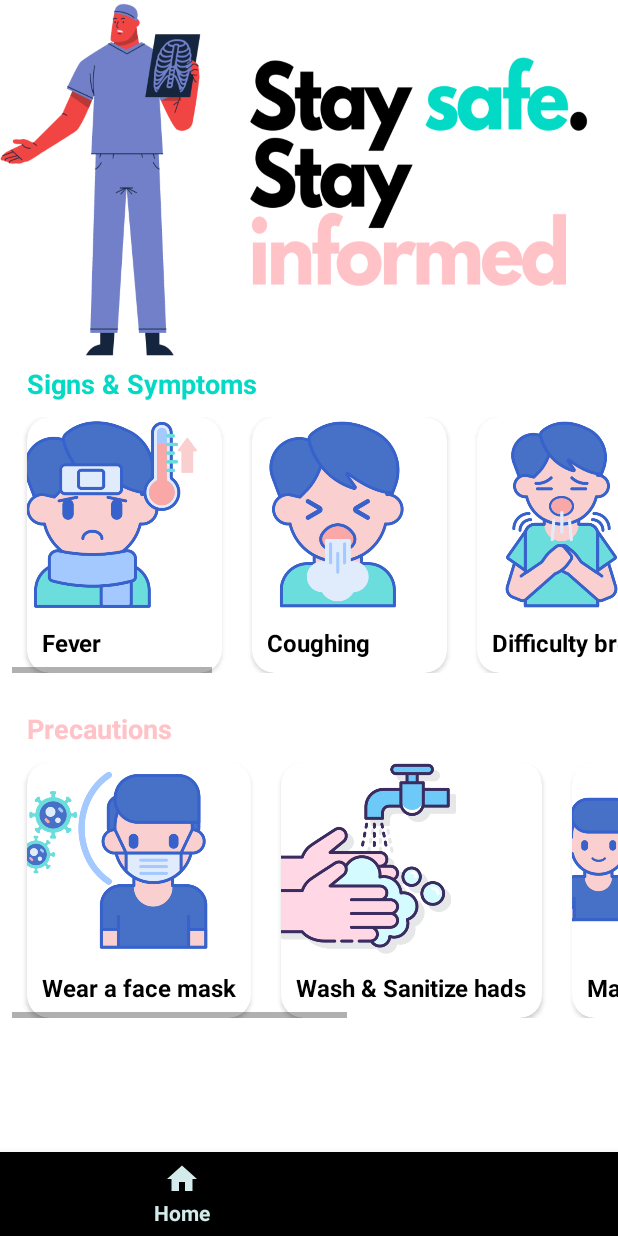
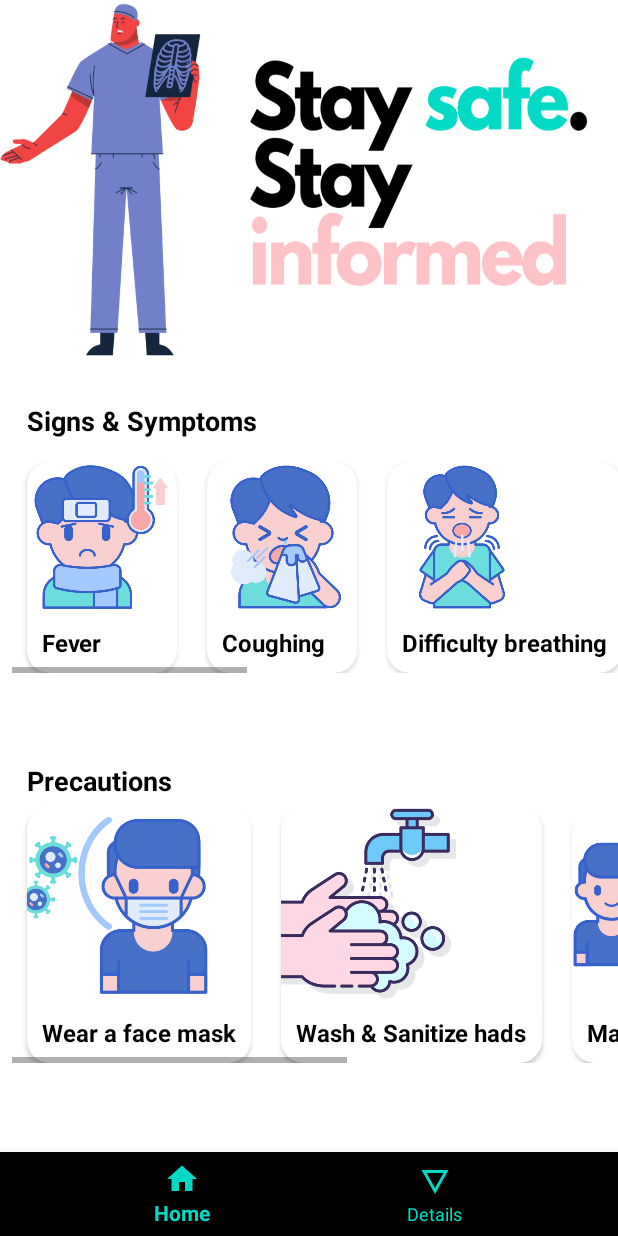
Before and after one commit to BrianaNzivu/Covidtracker, an Android app: the fragment DetailsFragment placed in its activity, on a phone screen of 412 x 824 dp. Run offline under Robolectric (Android 15) with nearby library versions, the phone set to English and light mode, and no system bars; our stand-ins replace ButterKnife, Volley; network calls fail.

Commit message:
Functional bottom navigation bar

```diff
--- a/app/src/main/java/com/example/covid_19/Home.java
+++ b/app/src/main/java/com/example/covid_19/Home.java
@@ -35,10 +35,8 @@ public class Home extends AppCompatActivity {
 
     private BottomNavigationView bottomNavigationView;
 
-    private BottomNavigationView.OnNavigationItemSelectedListener mOnNavigationItemSelectedListener
-            = new BottomNavigationView.OnNavigationItemSelectedListener() {
-        @Override
-        public boolean onNavigationItemSelected(@NonNull MenuItem item) {
+    private BottomNavigationView.OnNavigationItemSelectedListener onNavigationItemSelectedListener
+            = item -> {
                 FragmentManager fragmentManager = getSupportFragmentManager();
                 FragmentTransaction ft = fragmentManager.beginTransaction();
                 switch (item.getItemId()) {
@@ -60,14 +58,17 @@ public class Home extends AppCompatActivity {
 
                 }
                 return false;
-        }
             };
 
     @Override
     protected void onCreate(Bundle savedInstanceState) {
+
         super.onCreate(savedInstanceState);
         setContentView(R.layout.activity_home);
+        BottomNavigationView navView = findViewById(R.id.navView);
 
+
+        navView.setOnNavigationItemSelectedListener(onNavigationItemSelectedListener);
 
         FragmentManager fragmentManager = getSupportFragmentManager();
         FragmentTransaction ft = fragmentManager.beginTransaction();
@@ -75,5 +76,6 @@ public class Home extends AppCompatActivity {
         ft.replace(R.id.container_fragment, home);
         ft.commit();
 
+
     }
 }
--- a/app/src/main/res/layout/activity_home.xml
+++ b/app/src/main/res/layout/activity_home.xml
@@ -26,6 +26,8 @@ android:layout_height="match_parent">
     android:layout_marginStart="0dp"
     android:layout_marginEnd="0dp"
     android:background="@color/colorPrimaryDark"
+    app:itemIconTint="@color/colorAccent"
+    app:itemTextColor="@color/colorAccent"
     app:layout_constraintBottom_toBottomOf="parent"
     app:layout_constraintLeft_toLeftOf="parent"
     app:layout_constraintRight_toRightOf="parent"
--- a/app/src/main/res/layout/fragment_details.xml
+++ b/app/src/main/res/layout/fragment_details.xml
@@ -31,9 +31,9 @@
                     android:layout_width="wrap_content"
                     android:layout_height="wrap_content"
                     android:layout_marginLeft="10dp"
-                    android:layout_marginTop="235dp"
+                    android:layout_marginTop="260dp"
                     android:text="Signs &amp; Symptoms"
-                    android:textColor="@color/colorAccent"
+                    android:textColor="@color/Black"
                     android:textStyle="bold"
                     android:textSize="18sp" />
 
@@ -45,7 +45,8 @@
 
                     <LinearLayout
                         android:layout_width="wrap_content"
-                        android:layout_height="wrap_content">
+                        android:layout_height="wrap_content"
+                        android:layout_marginTop="30dp">
 
                         <androidx.cardview.widget.CardView
                             android:layout_width="wrap_content"
@@ -61,9 +62,8 @@
                             app:layout_constraintVertical_bias="0.0">
 
                             <ImageView
-                                android:layout_width="130dp"
-                                android:layout_height="130dp"
-                                android:paddingRight="18dp"
+                                android:layout_width="100dp"
+                                android:layout_height="100dp"
                                 android:scaleType="centerCrop"
                                 android:src="@drawable/fever" />
 
@@ -74,7 +74,7 @@
                                 android:paddingVertical="9dp"
                                 android:text="Fever"
                                 android:textSize="16sp"
-                                android:layout_marginTop="130dp"
+                                android:layout_marginTop="100dp"
                                 android:textStyle="bold"
                                 android:textColor="@color/Black"/>
 
@@ -94,9 +94,8 @@
                             app:layout_constraintVertical_bias="0.0">
 
                         <ImageView
-                            android:layout_width="130dp"
-                            android:layout_height="130dp"
-                            android:paddingRight="18dp"
+                            android:layout_width="100dp"
+                            android:layout_height="100dp"
                             android:scaleType="centerCrop"
                             android:src="@drawable/cough" />
 
@@ -107,7 +106,7 @@
                             android:paddingVertical="9dp"
                             android:text="Coughing"
                             android:textSize="16sp"
-                            android:layout_marginTop="130dp"
+                            android:layout_marginTop="100dp"
                             android:textStyle="bold"
                             android:textColor="@color/Black"/>
 
@@ -127,9 +126,8 @@
                             app:layout_constraintVertical_bias="0.0">
 
                             <ImageView
-                                android:layout_width="130dp"
-                                android:layout_height="130dp"
-                                android:paddingRight="18dp"
+                                android:layout_width="100dp"
+                                android:layout_height="100dp"
                                 android:scaleType="centerCrop"
                                 android:src="@drawable/breath" />
 
@@ -140,7 +138,7 @@
                                 android:paddingVertical="9dp"
                                 android:text="Difficulty breathing"
                                 android:textSize="16sp"
-                                android:layout_marginTop="130dp"
+                                android:layout_marginTop="100dp"
                                 android:textStyle="bold"
                                 android:textColor="@color/Black"/>
 
@@ -160,9 +158,8 @@
                             app:layout_constraintVertical_bias="0.0">
 
                         <ImageView
-                            android:layout_width="130dp"
-                            android:layout_height="130dp"
-                            android:paddingRight="18dp"
+                            android:layout_width="100dp"
+                            android:layout_height="100dp"
                             android:scaleType="centerCrop"
                             android:src="@drawable/migraine" />
 
@@ -173,7 +170,7 @@
                             android:paddingVertical="9dp"
                             android:text="Headache"
                             android:textSize="16sp"
-                            android:layout_marginTop="130dp"
+                            android:layout_marginTop="100dp"
                             android:textStyle="bold"
                             android:textColor="@color/Black"/>
 
@@ -193,9 +190,8 @@
                             app:layout_constraintVertical_bias="0.0">
 
                         <ImageView
-                            android:layout_width="130dp"
-                            android:layout_height="130dp"
-                            android:paddingRight="18dp"
+                            android:layout_width="100dp"
+                            android:layout_height="100dp"
                             android:scaleType="centerCrop"
                             android:src="@drawable/tired" />
 
@@ -206,7 +202,7 @@
                             android:paddingVertical="9dp"
                             android:text="Fatigue"
                             android:textSize="16sp"
-                            android:layout_marginTop="130dp"
+                            android:layout_marginTop="100dp"
                             android:textStyle="bold"
                             android:textColor="@color/Black"/>
                         </androidx.cardview.widget.CardView>
@@ -225,9 +221,8 @@
                             app:layout_constraintVertical_bias="0.0">
 
                         <ImageView
-                            android:layout_width="130dp"
-                            android:layout_height="130dp"
-                            android:paddingRight="18dp"
+                            android:layout_width="100dp"
+                            android:layout_height="100dp"
                             android:scaleType="centerCrop"
                             android:src="@drawable/vomit" />
 
@@ -238,7 +233,7 @@
                             android:paddingVertical="9dp"
                             android:text="Nausea"
                             android:textSize="16sp"
-                            android:layout_marginTop="130dp"
+                            android:layout_marginTop="100dp"
                             android:textStyle="bold"
                             android:textColor="@color/Black"/>
 
@@ -258,9 +253,8 @@
                             app:layout_constraintVertical_bias="0.0">
 
                         <ImageView
-                            android:layout_width="130dp"
-                            android:layout_height="130dp"
-                            android:paddingRight="18dp"
+                            android:layout_width="100dp"
+                            android:layout_height="100dp"
                             android:scaleType="centerCrop"
                             android:src="@drawable/sorethroat" />
 
@@ -271,7 +265,7 @@
                             android:paddingVertical="9dp"
                             android:text="Sore Throat"
                             android:textSize="16sp"
-                            android:layout_marginTop="130dp"
+                            android:layout_marginTop="100dp"
                             android:textStyle="bold"
                             android:textColor="@color/Black"/>
 
@@ -291,9 +285,8 @@
                             app:layout_constraintVertical_bias="0.0">
 
                         <ImageView
-                            android:layout_width="130dp"
-                            android:layout_height="130dp"
-                            android:paddingRight="18dp"
+                            android:layout_width="100dp"
+                            android:layout_height="100dp"
                             android:scaleType="centerCrop"
                             android:src="@drawable/arthritis" />
 
@@ -304,7 +297,7 @@
                             android:paddingVertical="9dp"
                             android:text="Muscle aches"
                             android:textSize="16sp"
-                            android:layout_marginTop="130dp"
+                            android:layout_marginTop="100dp"
                             android:textStyle="bold"
                             android:textColor="@color/Black"/>
 
@@ -316,21 +309,22 @@
                     android:layout_width="wrap_content"
                     android:layout_height="wrap_content"
                     android:layout_marginLeft="10dp"
-                    android:layout_marginTop="465dp"
+                    android:layout_marginTop="500dp"
                     android:text="Precautions"
-                    android:textColor="@color/Rosewater"
+                    android:textColor="@color/Black"
                     android:textStyle="bold"
                     android:textSize="18sp" />
 
                 <HorizontalScrollView
                     android:layout_width="wrap_content"
                     android:layout_height="wrap_content"
-                    android:layout_marginTop="500dp">
+                    android:layout_marginTop="480dp">
 
 
                     <LinearLayout
                         android:layout_width="wrap_content"
-                        android:layout_height="wrap_content">
+                        android:layout_height="wrap_content"
+                        android:layout_marginTop="50dp">
 
 
 
@@ -416,7 +410,6 @@
                             <ImageView
                                 android:layout_width="130dp"
                                 android:layout_height="130dp"
-                                android:paddingRight="18dp"
                                 android:scaleType="centerCrop"
                                 android:src="@drawable/distance" />
 
--- a/app/src/main/res/menu/bottom_nav_menu.xml
+++ b/app/src/main/res/menu/bottom_nav_menu.xml
@@ -5,12 +5,14 @@
         android:id="@+id/home"
         android:icon="@drawable/ic_baseline_home_24"
         android:title="@string/title_home"
+        android:enabled="true"
         />
 
     <item
         android:id="@+id/details"
         android:icon="@drawable/ic_baseline_details_24"
-        android:title="Details" />
+        android:title="Details"
+        android:enabled="true"/>
 
 
 </menu>
```
Also changed, not shown: app/src/main/res/drawable/cough (1).png (deleted), app/src/main/res/drawable/cough.png, app/src/main/res/drawable/logo.png (added). Lines whose indentation alone changed are shown as unchanged.
